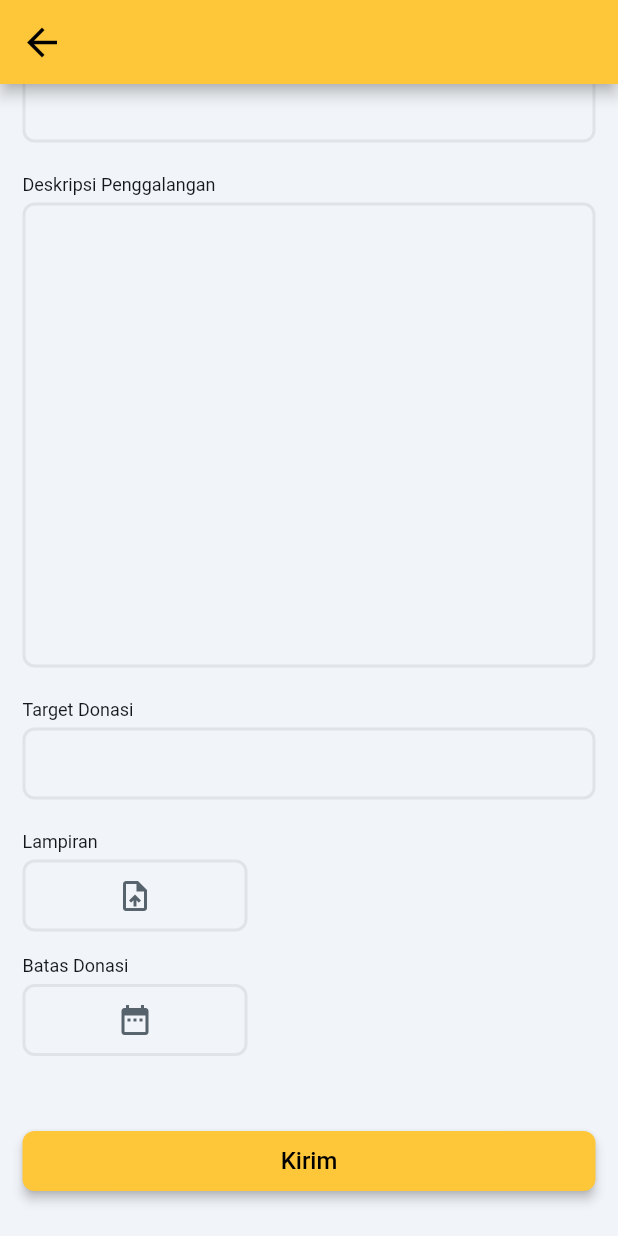
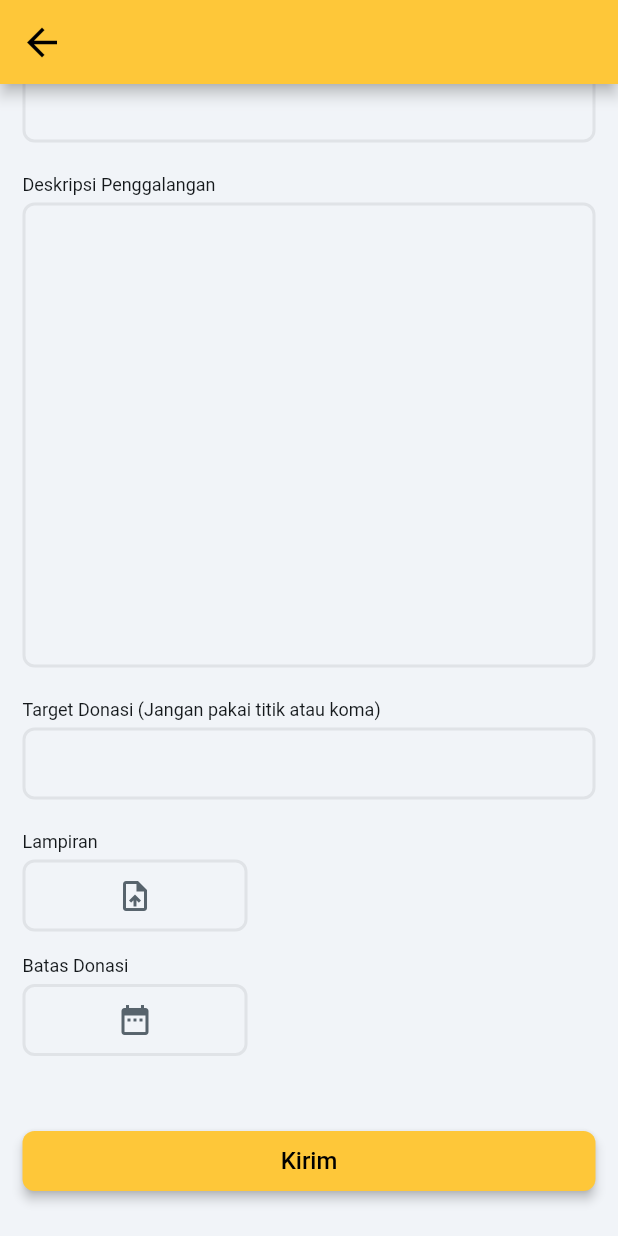
Before and after one commit to ngodeing/mimpi_kita, a Flutter app: the GalangDanaWidget screen opened by its route, scrolled down 484 dp, on a phone screen of 412 x 824 dp. Run offline on Flutter 3.47's test engine with Material 3 defaults, Android fonts, the phone set to English and light mode, and no system bars; drawn by our look-alikes of auto_size_text; our stand-ins replace cloud_firestore, dropdown_button2, file_picker, firebase_auth, firebase_core, firebase_storage and 15 more; missing offline and left inert: json_path, mime_type; accounts and stored records are empty; network calls fail; Roboto replaces fonts that are missing (Readex Pro).

Commit message:
menambah keterangan di form

```diff
--- a/lib/galang_dana/galang_dana_widget.dart
+++ b/lib/galang_dana/galang_dana_widget.dart
@@ -608,7 +608,7 @@ class _GalangDanaWidgetState extends State<GalangDanaWidget> {
                               padding: EdgeInsetsDirectional.fromSTEB(
                                   0.0, 16.0, 0.0, 0.0),
                               child: Text(
-                                'Target Donasi',
+                                'Target Donasi (Jangan pakai titik atau koma)',
                                 style: FlutterFlowTheme.of(context)
                                     .bodyMedium
                                     .override(
```
